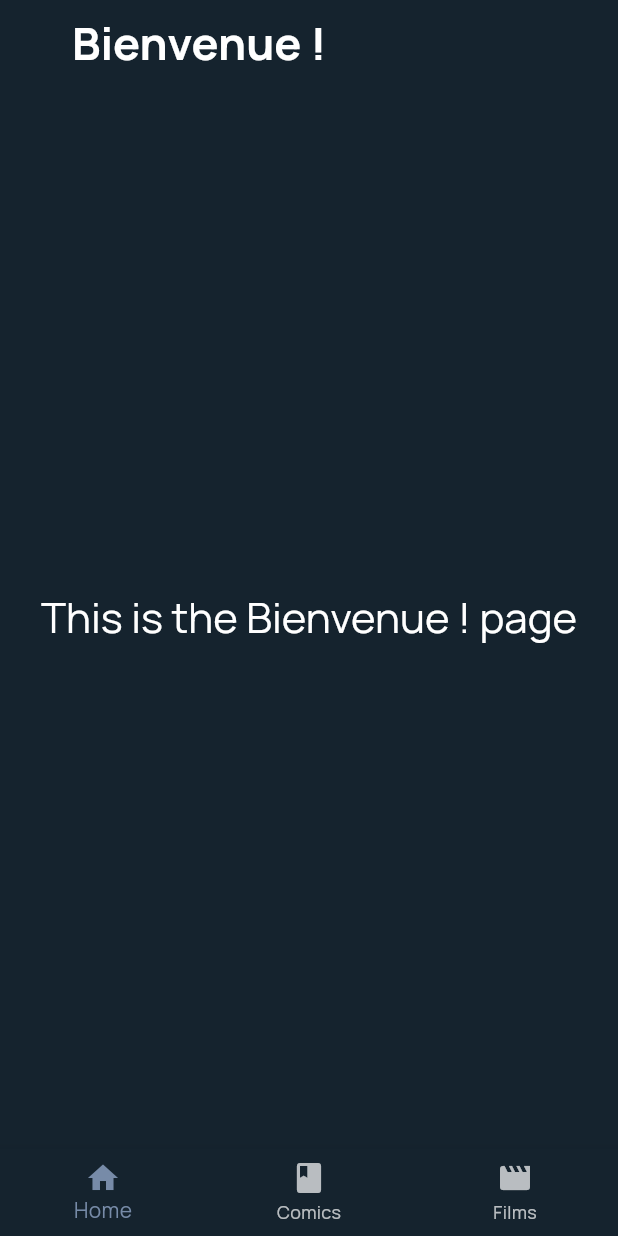
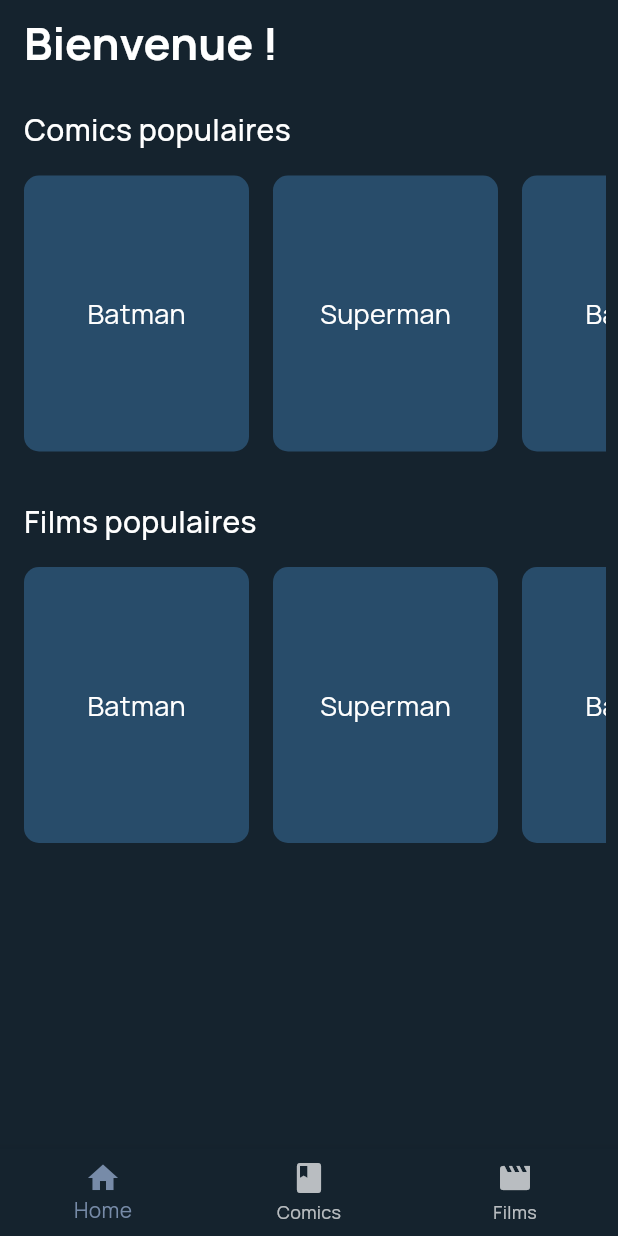
Before and after one commit to funfake/prj-comicvine-ece-flutter, a Flutter app: the screen it shows after launch, on a phone screen of 412 x 824 dp. Run offline on Flutter 3.47's test engine with Material 3 defaults, Android fonts, the phone set to English and light mode, and no system bars; our stand-ins replace google_fonts.

Commit message:
added horizontal scrolling cards widget

```diff
--- a/lib/src/presentation/pages/HomePage.dart
+++ b/lib/src/presentation/pages/HomePage.dart
@@ -1,4 +1,5 @@
 import 'package:flutter/material.dart';
+import 'package:comicvine/src/presentation/widgets/HorizontalScrollComponent.dart';
 
 class HomePage extends StatelessWidget {
   final String title;
@@ -13,7 +14,7 @@ class HomePage extends StatelessWidget {
           children: [
             Expanded(
               child: Container(
-                margin: EdgeInsets.only(left: 32),
+                // margin: EdgeInsets.only(left: 0),
                 child: Text(
                   title,
                   style: TextStyle(
@@ -27,12 +28,35 @@ class HomePage extends StatelessWidget {
           ],
         ),
       ),
-      body: Container(
-        alignment: Alignment.center,
-        child: Text(
-          'This is the $title page',
-          style: Theme.of(context).textTheme.headline4,
-        ),
+      body: Column(
+        children: [
+          HorizontalScrollComponent(
+            title: 'Comics populaires',
+            cardTitles: [
+              'Batman',
+              'Superman',
+              'Batman',
+              'Superman',
+              'Batman',
+              'Superman',
+              'Batman',
+              'Superman',
+            ],
+          ),
+          HorizontalScrollComponent(
+            title: 'Films populaires',
+            cardTitles: [
+              'Batman',
+              'Superman',
+              'Batman',
+              'Superman',
+              'Batman',
+              'Superman',
+              'Batman',
+              'Superman',
+            ],
+          ),
+        ]
       ),
     );
   }
--- /dev/null
+++ b/lib/src/presentation/widgets/HorizontalScrollComponent.dart
@@ -0,0 +1,52 @@
+import 'package:flutter/material.dart';
+
+class HorizontalScrollComponent extends StatelessWidget {
+  final String title;
+  final List<String> cardTitles;
+
+  HorizontalScrollComponent({required this.title, required this.cardTitles});
+
+  @override
+  Widget build(BuildContext context) {
+    return Padding(
+      padding: const EdgeInsets.all(8.0),
+      child: Column(
+        crossAxisAlignment: CrossAxisAlignment.start,
+        children: [
+          Padding(
+            padding: const EdgeInsets.all(8.0),
+            child: Text(
+              title,
+              style: TextStyle(fontSize: 20, fontWeight: FontWeight.w500)
+            ),
+          ),
+          Container(
+            height: 200,
+            child: ListView.builder(
+              scrollDirection: Axis.horizontal,
+              itemCount: cardTitles.length,
+              itemBuilder: (context, index) {
+                return Padding(
+                  padding: const EdgeInsets.all(8.0),
+                    child: Container(
+                      decoration: BoxDecoration(
+                        color: Color(0xFF284C6A),
+                        borderRadius: BorderRadius.circular(10.0),
+                      ),
+                      width: 150,
+                      child: Center(
+                        child: Text(
+                          cardTitles[index],
+                          style: TextStyle(fontSize: 18),
+                        ),
+                      ),
+                    ),
+                );
+              },
+            ),
+          ),
+        ],
+      ),
+    );
+  }
+}
```
